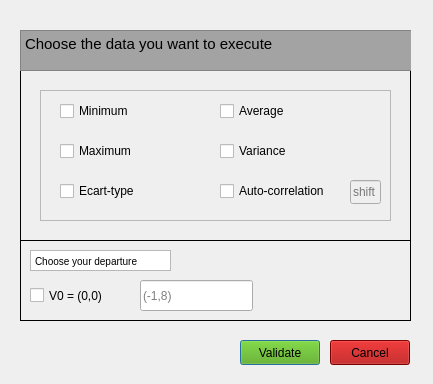
Samy206/Evaluation_vectorielle, file Affichage/executewindow.ui: the form before one commit.
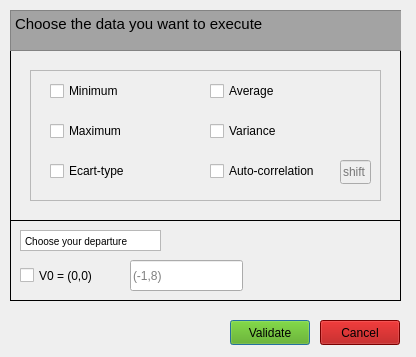
The form after the commit.

The edit to the form file:
```diff
--- a/Affichage/executewindow.ui
+++ b/Affichage/executewindow.ui
@@ -6,10 +6,22 @@
    <rect>
     <x>0</x>
     <y>0</y>
-    <width>433</width>
-    <height>384</height>
+    <width>416</width>
+    <height>357</height>
    </rect>
   </property>
+  <property name="minimumSize">
+   <size>
+    <width>416</width>
+    <height>357</height>
+   </size>
+  </property>
+  <property name="maximumSize">
+   <size>
+    <width>416</width>
+    <height>357</height>
+   </size>
+  </property>
   <property name="windowTitle">
    <string>ExecuteWindow</string>
   </property>
@@ -19,8 +31,8 @@
   <widget class="QPushButton" name="Button_valide">
    <property name="geometry">
     <rect>
-     <x>240</x>
-     <y>340</y>
+     <x>230</x>
+     <y>320</y>
      <width>80</width>
      <height>25</height>
     </rect>
@@ -492,8 +504,8 @@
   <widget class="QPushButton" name="Button_cancel">
    <property name="geometry">
     <rect>
-     <x>330</x>
-     <y>340</y>
+     <x>320</x>
+     <y>320</y>
      <width>80</width>
      <height>25</height>
     </rect>
@@ -947,8 +959,8 @@
   <widget class="QFrame" name="frame">
    <property name="geometry">
     <rect>
-     <x>20</x>
-     <y>30</y>
+     <x>10</x>
+     <y>10</y>
      <width>391</width>
      <height>211</height>
     </rect>
@@ -1537,8 +1549,8 @@
   <widget class="QFrame" name="frame_3">
    <property name="geometry">
     <rect>
-     <x>20</x>
-     <y>240</y>
+     <x>10</x>
+     <y>220</y>
      <width>391</width>
      <height>81</height>
     </rect>
```
